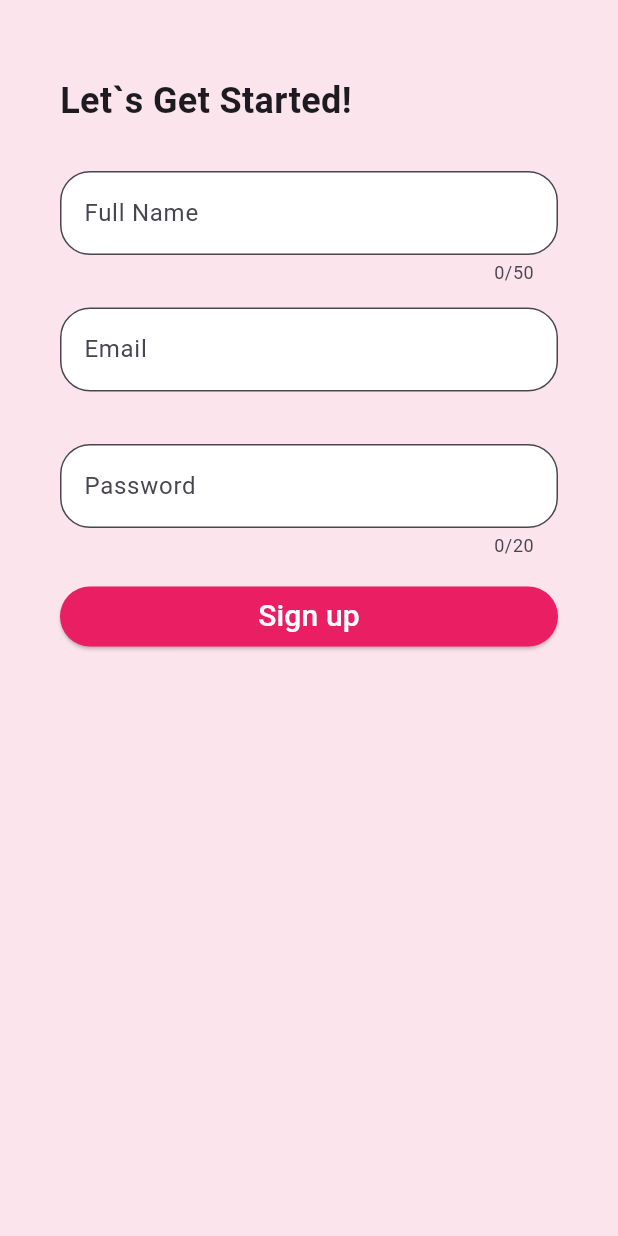
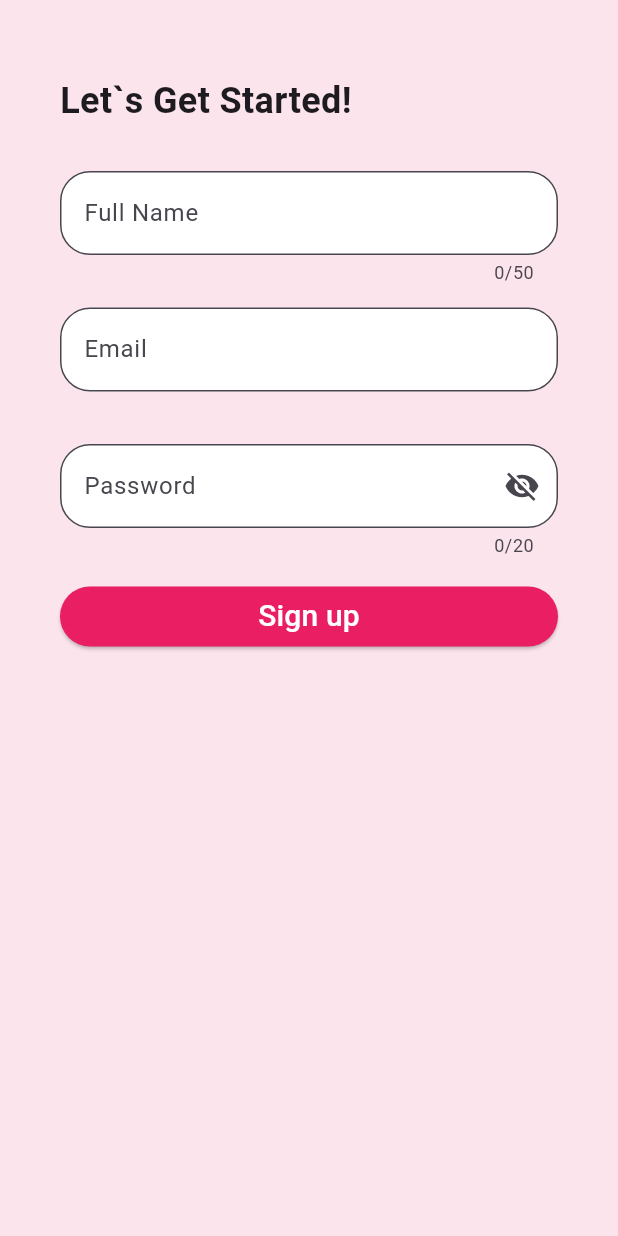
Before and after one commit to aileen717/front, a Flutter app: the Signup screen opened by its route, on a phone screen of 412 x 824 dp. Run offline on Flutter 3.47's test engine with Material 3 defaults, Android fonts, the light colour scheme and no system bars; our stand-ins replace flutter_spinkit.

Commit message:
password visibility

```diff
--- a/lib/pages/signup.dart
+++ b/lib/pages/signup.dart
@@ -15,6 +15,8 @@ class _SignupState extends State<Signup> {
   String name = '';
   String email = '';
   String password = '';
+  bool _obscure = true;
+  IconData _obscureIcon = Icons.visibility_off;
 
   createAccount(User user) async{
     final response = await http.post (
@@ -104,8 +106,21 @@ class _SignupState extends State<Signup> {
                     SizedBox(height: 35,),
                     TextFormField(
                         maxLength:20,
-                      obscureText: true,
+                      obscureText: _obscure,
                       decoration: InputDecoration(
+                        suffixIcon: IconButton(
+                          icon: Icon(_obscureIcon),
+                          onPressed: (){
+                            setState(() {
+                              _obscure = !_obscure;
+                              if(_obscure){
+                                _obscureIcon = Icons.visibility_off;
+                              } else{
+                                _obscureIcon = Icons.visibility;
+                              }
+                            });
+                          },
+                        ),
                         fillColor: Colors.white,
                         filled: true,
                         label: Text('Password',),
```
